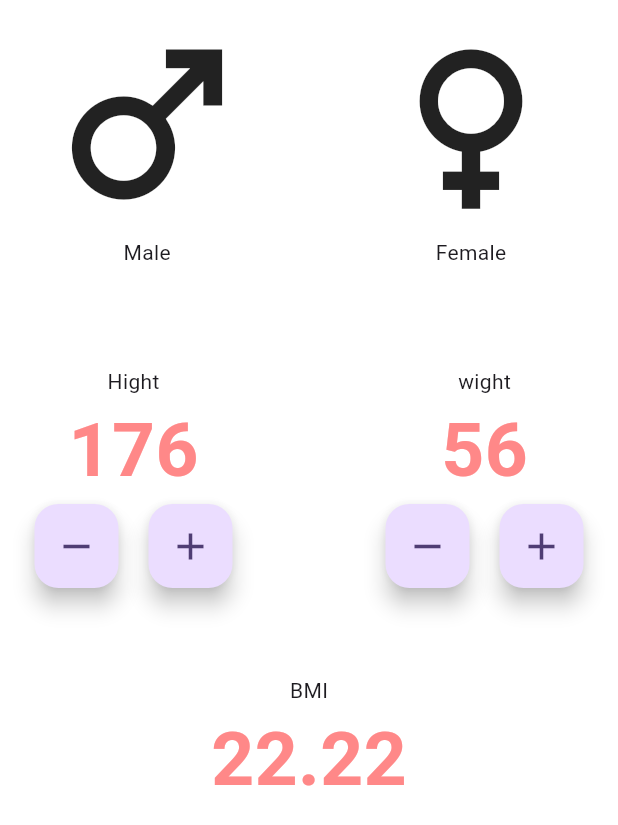
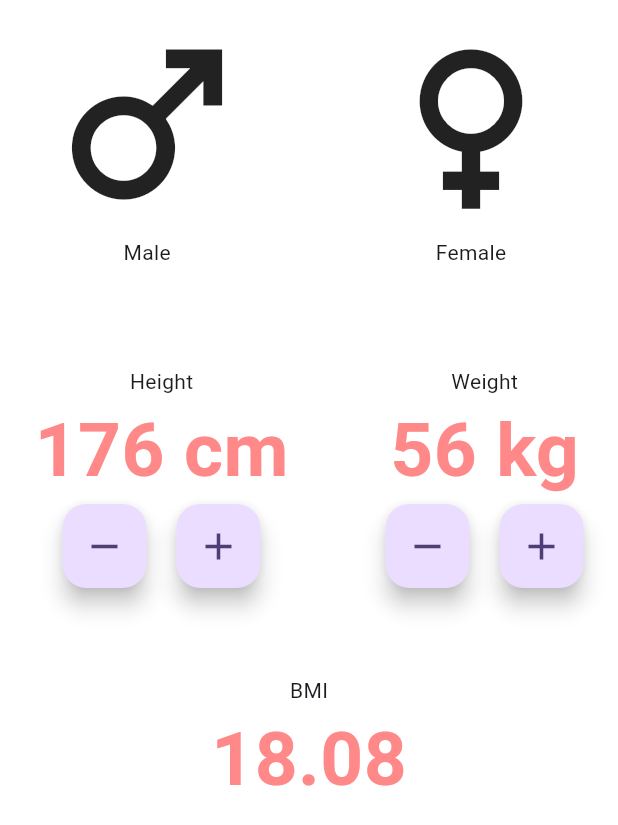
Before and after one commit to RavinduRR/BMI-Calculator, a Flutter app: the screen it shows after launch, on a phone screen of 412 x 824 dp. Shown: the top 825 px of the screen. Run offline on Flutter 3.47's test engine with Material 3 defaults, Android fonts, the phone set to English and light mode, and no system bars.

Commit message:
add calculation

```diff
--- a/lib/main-page.dart
+++ b/lib/main-page.dart
@@ -9,22 +9,25 @@ class MainPage extends StatefulWidget {
 }
 
 class _MainPageState extends State<MainPage> {
+  int height = 176;
+  int weight = 56;
+
   @override
   Widget build(BuildContext context) {
     return Scaffold(
-      body: SafeArea (
+      body: SafeArea(
         child: Container(
           color: Colors.white,
           padding: const EdgeInsets.symmetric(horizontal: 15),
-          child: const Column(
+          child: Column(
             children: [
-              Row(
+              const Row(
                 children: [
                   Padding(
                     padding: EdgeInsets.all(8.0),
                     child: Column(
                       children: [
-                        Icon(Icons.male,size: 150, ),
+                        Icon(Icons.male, size: 150),
                         Text("Male"),
                       ],
                     ),
@@ -34,81 +37,108 @@ class _MainPageState extends State<MainPage> {
                     padding: EdgeInsets.all(8.0),
                     child: Column(
                       children: [
-                        Icon(Icons.female, size: 150,),
+                        Icon(Icons.female, size: 150),
                         Text("Female"),
                       ],
                     ),
                   )
                 ],
-
               ),
-              SizedBox(height: 50,),
+              const SizedBox(height: 50),
               Row(
                 children: [
                   Padding(
-                    padding: EdgeInsets.all(8.0),
+                    padding: const EdgeInsets.all(8.0),
                     child: Column(
                       children: [
-                        Text("Hight"),
-                        Text("176",
-                        style: kInputLableColor
+                        const Text("Height"),
+                        Text(
+                          "$height cm",
+                          style: kInputLableColor,
                         ),
                         Row(
                           children: [
                             FloatingActionButton(
-                            onPressed: null,
-                            child: Icon(Icons.remove, size: 30,),
+                              onPressed: onHeightMinus,
+                              child: const Icon(Icons.remove, size: 30),
                             ),
-                            SizedBox(width: 20,),
+                            const SizedBox(width: 20),
                             FloatingActionButton(
-                            onPressed: null,
-                            child: Icon(Icons.add, size: 30,),)
-                            ],
+                              onPressed: onHeightAdd,
+                              child: const Icon(Icons.add, size: 30),
+                            ),
+                          ],
                         ),
-
                       ],
                     ),
                   ),
-                  Spacer(),
+                  const Spacer(),
                   Padding(
-                    padding: EdgeInsets.all(8.0),
+                    padding: const EdgeInsets.all(8.0),
                     child: Column(
                       children: [
-                        Text("wight"),
-                        Text("56",
-                        style: kInputLableColor,
+                        const Text("Weight"),
+                        Text(
+                          "$weight kg",
+                          style: kInputLableColor,
                         ),
                         Row(
                           children: [
                             FloatingActionButton(
-                            onPressed: null,
-                            child: Icon(Icons.remove, size: 30,),
+                              onPressed: onWeightMinus,
+                              child: const Icon(Icons.remove, size: 30),
                             ),
-                            SizedBox(width: 20,),
+                            const SizedBox(width: 20),
                             FloatingActionButton(
-                            onPressed: null,
-                            child: Icon(Icons.add, size: 30,),)
-                            ],
+                              onPressed: onWeightAdd,
+                              child: const Icon(Icons.add, size: 30),
+                            ),
+                          ],
                         ),
                       ],
                     ),
-
                   )
                 ],
               ),
-              SizedBox(height: 50,),
+              const SizedBox(height: 50),
               Column(
-                  children: [
-                  Text("BMI"),
-                  Text("22.22",
-                  style: kInputLableColor),
-                  ]
-    ),
-  ],
-),
-
+                children: [
+                  const Text("BMI"),
+                  Text(
+                    (weight / ((height / 100) * (height / 100)))
+                        .toStringAsFixed(2),
+                    style: kInputLableColor,
+                  ),
+                ],
+              ),
+            ],
+          ),
         ),
       ),
     );
   }
+
+  void onHeightMinus() {
+    setState(() {
+      height--;
+    });
+  }
+
+  void onHeightAdd() {
+    setState(() {
+      height++;
+    });
+  }
+
+  void onWeightMinus() {
+    setState(() {
+      weight--;
+    });
+  }
+
+  void onWeightAdd() {
+    setState(() {
+      weight++;
+    });
+  }
 }
```
